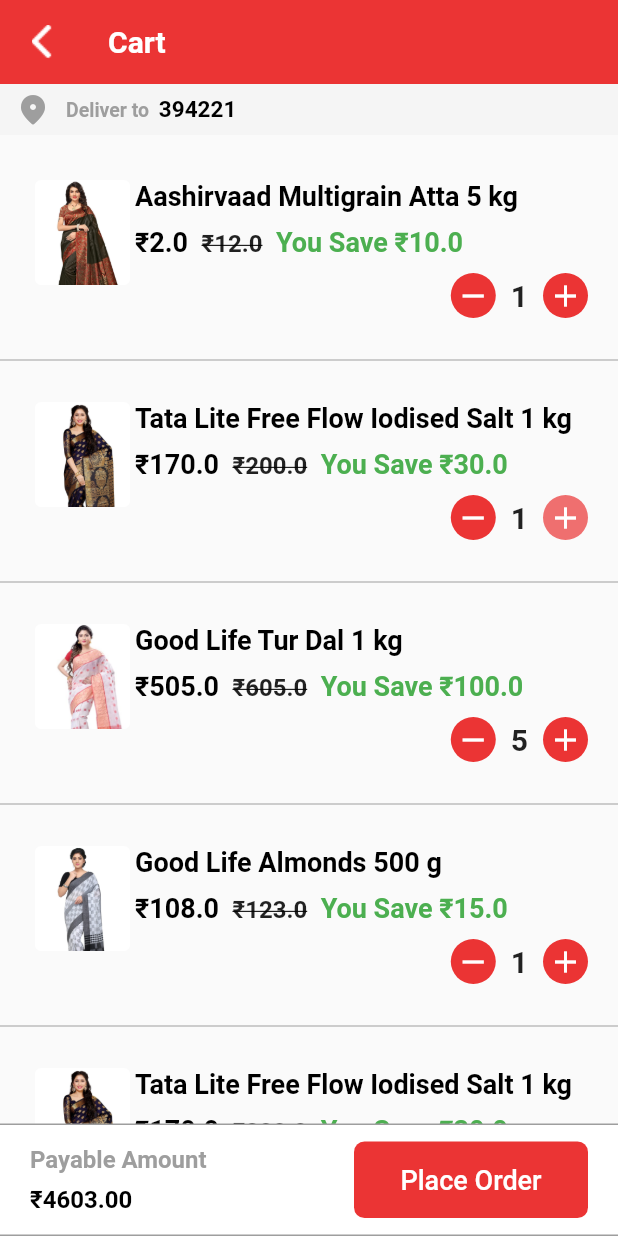
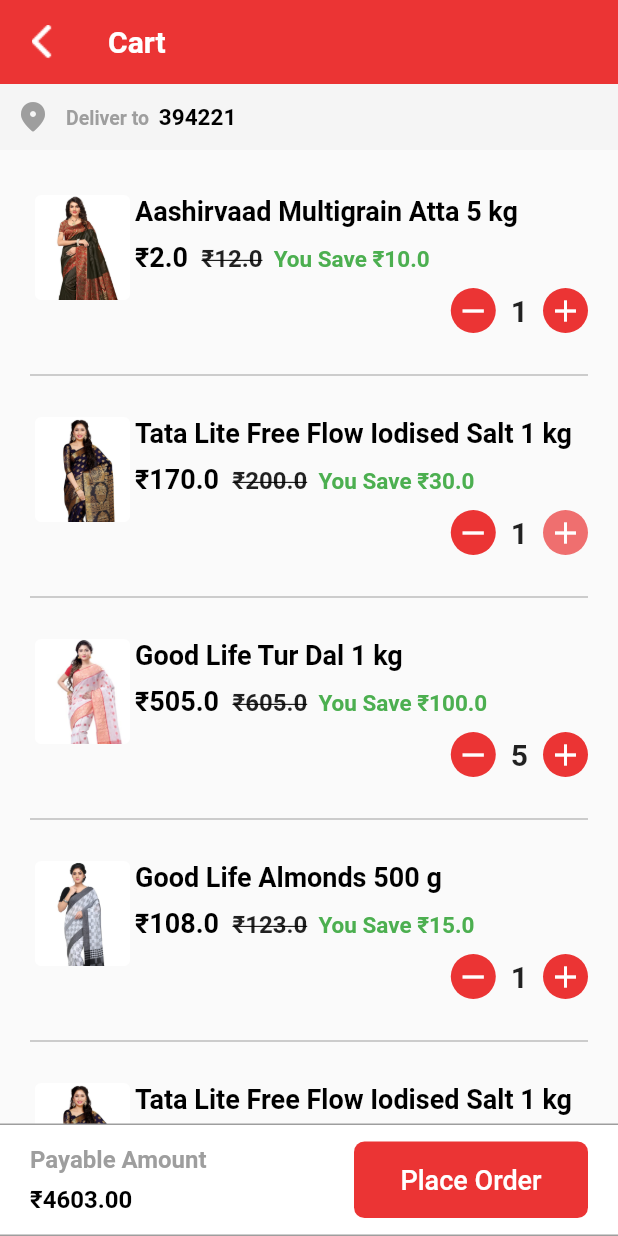
Before and after one commit to developerkrishnasoftweb/e_commerce, a Flutter app: the screen it shows after launch, on a phone screen of 412 x 824 dp. Run offline on Flutter 3.47's test engine with Material 2 defaults, Android fonts, the phone set to English and light mode, and no system bars; our stand-ins replace carousel_slider, flutter_screenutil.

Commit message:
18/02 Noon (2)

```diff
--- a/lib/UI/cart.dart
+++ b/lib/UI/cart.dart
@@ -84,7 +84,7 @@ class _CartState extends State<Cart> {
               GestureDetector(
                 onTap: () {},
                 child: Container(
-                  padding: EdgeInsets.symmetric(horizontal: 10, vertical: 5),
+                  padding: EdgeInsets.symmetric(horizontal: 10, vertical: 10),
                   color: Colors.grey[100],
                   width: size.width,
                   child: Row(
@@ -126,16 +126,14 @@ class _CartState extends State<Cart> {
                 separatorBuilder: (_, index) {
                   return Divider(
                     color: Colors.grey,
+                    endIndent: 20,
+                    indent: 20,
                   );
                 },
                 itemCount: cartItems.length,
                 shrinkWrap: true,
               ),
-              Container(
-                height: 20,
-                width: double.infinity,
-                color: Colors.grey[100],
-              ),
+              greyStrip(),
               Container(
                 width: double.infinity,
                 padding: EdgeInsets.symmetric(vertical: 30, horizontal: 20),
@@ -170,11 +168,7 @@ class _CartState extends State<Cart> {
                   ],
                 ),
               ),
-              Container(
-                height: 20,
-                width: double.infinity,
-                color: Colors.grey[100],
-              ),
+              greyStrip(),
               Container(
                 width: double.infinity,
                 padding: EdgeInsets.symmetric(vertical: 30, horizontal: 20),
@@ -209,11 +203,7 @@ class _CartState extends State<Cart> {
                   ],
                 ),
               ),
-              Container(
-                height: 20,
-                width: double.infinity,
-                color: Colors.grey[100],
-              ),
+              greyStrip()
             ])),
         floatingActionButtonLocation: FloatingActionButtonLocation.centerDocked,
         floatingActionButton: Container(
@@ -324,7 +314,7 @@ class _CartState extends State<Cart> {
                                 "\t\tYou Save \u20b9${item.discount * item.quantity}",
                             style: TextStyle(
                                 color: Colors.green,
-                                fontSize: 18,
+                                fontSize: 15,
                                 fontWeight: FontWeight.bold)),
                       ]),
                 ),
@@ -394,6 +384,13 @@ class _CartState extends State<Cart> {
       ),
     );
   }
+  Widget greyStrip () {
+    return Container(
+      height: 20,
+      width: double.infinity,
+      color: Colors.grey[100],
+    );
+  }
 }
 
 class CartItem {
```
